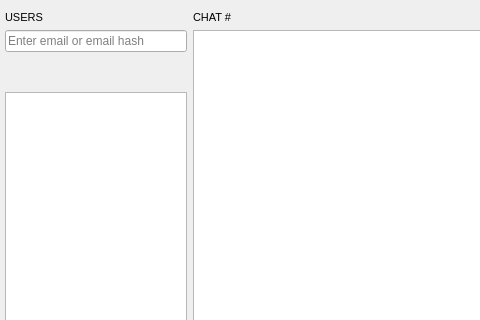
Before: the Qt Designer form BlockSettleUILib/ChatWidget.ui in BlockSettle/common, drawn with Qt 5; both pictures show x 0 to 480 and y 0 to 320 of the 1006 by 666 pixel window.
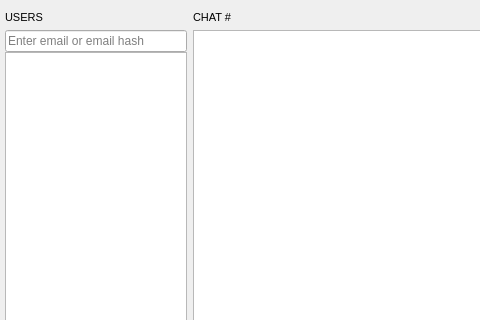
After: the same form once the commit is applied. Custom widgets are drawn as their Qt base class.

Commit message: Fixed search field in the chat

```diff
--- a/BlockSettleUILib/ChatWidget.ui
+++ b/BlockSettleUILib/ChatWidget.ui
@@ -161,22 +161,6 @@
             </property>
            </widget>
           </item>
-          <item>
-           <spacer name="chatUsersVerticalSpacer">
-            <property name="orientation">
-             <enum>Qt::Vertical</enum>
-            </property>
-            <property name="sizeType">
-             <enum>QSizePolicy::Preferred</enum>
-            </property>
-            <property name="sizeHint" stdset="0">
-             <size>
-              <width>20</width>
-              <height>40</height>
-             </size>
-            </property>
-           </spacer>
-          </item>
           <item>
            <widget class="ChatUserListTreeView" name="treeViewUsers">
             <property name="focusPolicy">
```
The commit also changes 2 other files.
